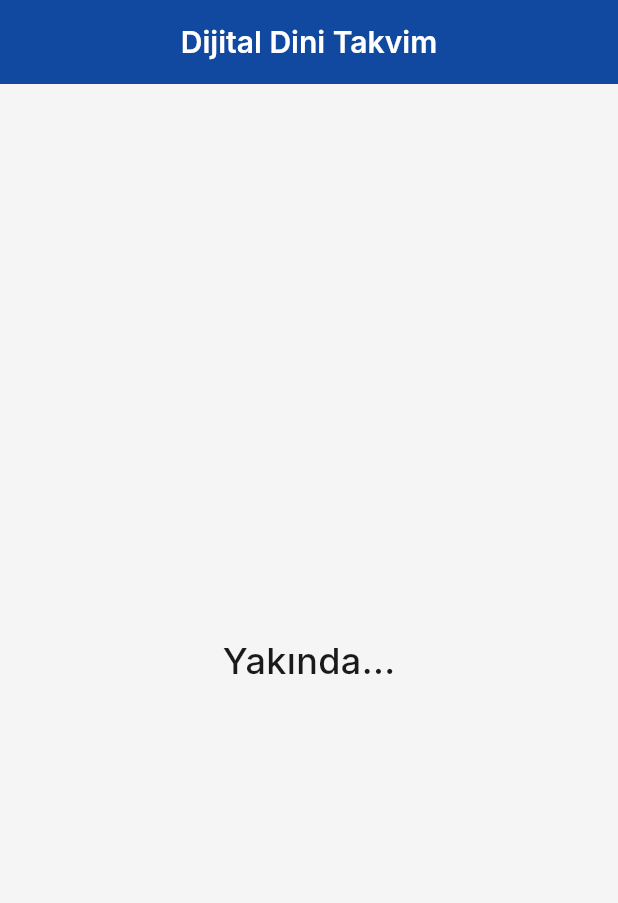
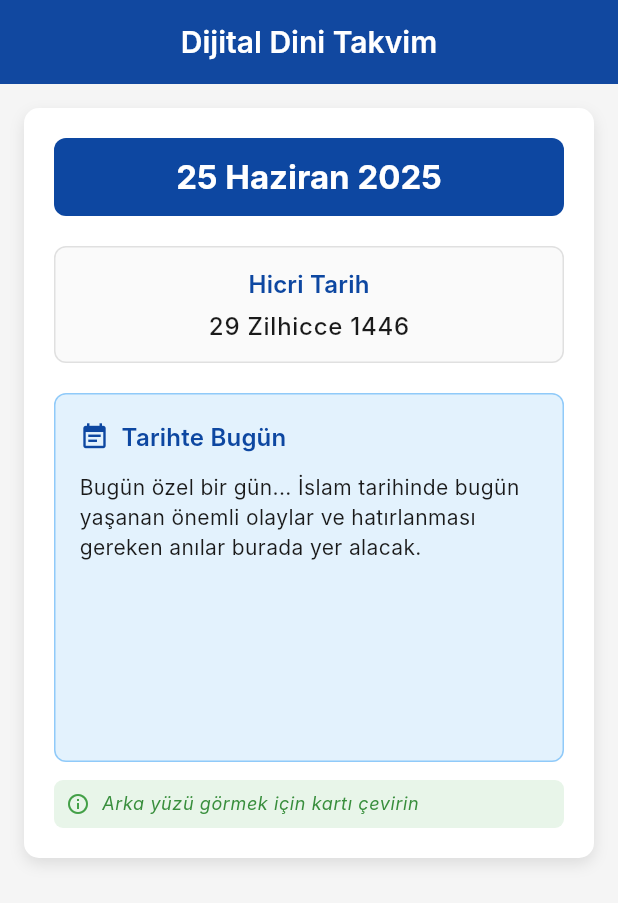
Before and after one commit to AbdullahDOGAN1/dijital-dini-takvim-yeni-, a Flutter app: the screen it shows after launch, on a phone screen of 412 x 824 dp. Shown: the top 903 px of the screen. Run offline on Flutter 3.47's test engine with Material 3 defaults, Android fonts, the light colour scheme and no system bars; drawn by our look-alikes of flip_card; Roboto replaces fonts that are missing (Inter).

Commit message:
Feat: Implement interactive flippable and dismissible calendar page

```diff
--- /dev/null
+++ b/lib/features/calendar_page/widgets/daily_page_widget.dart
@@ -0,0 +1,360 @@
+import 'package:flutter/material.dart';
+import 'package:flip_card/flip_card.dart';
+
+class DailyPageWidget extends StatelessWidget {
+  const DailyPageWidget({super.key});
+
+  @override
+  Widget build(BuildContext context) {
+    return Padding(
+      padding: const EdgeInsets.all(16.0),
+      child: Dismissible(
+        key: const ValueKey('daily_page'),
+        direction: DismissDirection.up,
+        onDismissed: (direction) {
+          // Şimdilik boş - ileride sayfa yenileme eklenecek
+        },
+        child: FlipCard(
+          direction: FlipDirection.HORIZONTAL,
+          front: const _PageFront(),
+          back: const _PageBack(),
+        ),
+      ),
+    );
+  }
+}
+
+class _PageFront extends StatelessWidget {
+  const _PageFront();
+
+  @override
+  Widget build(BuildContext context) {
+    return Container(
+      width: double.infinity,
+      height: 500,
+      decoration: BoxDecoration(
+        color: Colors.white,
+        borderRadius: BorderRadius.circular(10),
+        boxShadow: [
+          BoxShadow(
+            color: Colors.black.withOpacity(0.1),
+            blurRadius: 8,
+            offset: const Offset(0, 4),
+          ),
+        ],
+      ),
+      child: Padding(
+        padding: const EdgeInsets.all(20.0),
+        child: Column(
+          crossAxisAlignment: CrossAxisAlignment.start,
+          children: [
+            // Tarih başlığı
+            Container(
+              width: double.infinity,
+              padding: const EdgeInsets.symmetric(vertical: 12),
+              decoration: BoxDecoration(
+                color: Theme.of(context).primaryColor,
+                borderRadius: BorderRadius.circular(8),
+              ),
+              child: Text(
+                '25 Haziran 2025',
+                textAlign: TextAlign.center,
+                style: Theme.of(context).textTheme.titleLarge?.copyWith(
+                  color: Colors.white,
+                  fontWeight: FontWeight.bold,
+                ),
+              ),
+            ),
+
+            const SizedBox(height: 20),
+
+            // Hicri tarih
+            Container(
+              width: double.infinity,
+              padding: const EdgeInsets.all(12),
+              decoration: BoxDecoration(
+                color: Colors.grey[50],
+                borderRadius: BorderRadius.circular(8),
+                border: Border.all(color: Colors.grey[300]!),
+              ),
+              child: Column(
+                children: [
+                  Text(
+                    'Hicri Tarih',
+                    style: Theme.of(context).textTheme.titleMedium?.copyWith(
+                      color: Theme.of(context).primaryColor,
+                      fontWeight: FontWeight.w600,
+                    ),
+                  ),
+                  const SizedBox(height: 4),
+                  Text(
+                    '29 Zilhicce 1446',
+                    style: Theme.of(context).textTheme.bodyLarge?.copyWith(
+                      fontWeight: FontWeight.w500,
+                    ),
+                  ),
+                ],
+              ),
+            ),
+
+            const SizedBox(height: 20),
+
+            // Bugünün özel durumu
+            Expanded(
+              child: Container(
+                width: double.infinity,
+                padding: const EdgeInsets.all(16),
+                decoration: BoxDecoration(
+                  color: Colors.blue[50],
+                  borderRadius: BorderRadius.circular(8),
+                  border: Border.all(color: Colors.blue[200]!),
+                ),
+                child: Column(
+                  crossAxisAlignment: CrossAxisAlignment.start,
+                  children: [
+                    Row(
+                      children: [
+                        Icon(
+                          Icons.event_note,
+                          color: Theme.of(context).primaryColor,
+                          size: 20,
+                        ),
+                        const SizedBox(width: 8),
+                        Text(
+                          'Tarihte Bugün',
+                          style: Theme.of(context).textTheme.titleMedium?.copyWith(
+                            color: Theme.of(context).primaryColor,
+                            fontWeight: FontWeight.w600,
+                          ),
+                        ),
+                      ],
+                    ),
+                    const SizedBox(height: 12),
+                    Expanded(
+                      child: SingleChildScrollView(
+                        child: Text(
+                          'Bugün özel bir gün... İslam tarihinde bugün yaşanan önemli olaylar ve hatırlanması gereken anılar burada yer alacak.',
+                          style: Theme.of(context).textTheme.bodyMedium,
+                        ),
+                      ),
+                    ),
+                  ],
+                ),
+              ),
+            ),
+
+            const SizedBox(height: 12),
+
+            // Bilgi notu
+            Container(
+              width: double.infinity,
+              padding: const EdgeInsets.all(8),
+              decoration: BoxDecoration(
+                color: Colors.green[50],
+                borderRadius: BorderRadius.circular(6),
+              ),
+              child: Row(
+                children: [
+                  Icon(
+                    Icons.info_outline,
+                    color: Colors.green[600],
+                    size: 16,
+                  ),
+                  const SizedBox(width: 8),
+                  Expanded(
+                    child: Text(
+                      'Arka yüzü görmek için kartı çevirin',
+                      style: Theme.of(context).textTheme.bodySmall?.copyWith(
+                        color: Colors.green[700],
+                        fontStyle: FontStyle.italic,
+                      ),
+                    ),
+                  ),
+                ],
+              ),
+            ),
+          ],
+        ),
+      ),
+    );
+  }
+}
+
+class _PageBack extends StatelessWidget {
+  const _PageBack();
+
+  @override
+  Widget build(BuildContext context) {
+    return Container(
+      width: double.infinity,
+      height: 500,
+      decoration: BoxDecoration(
+        color: Colors.grey[50],
+        borderRadius: BorderRadius.circular(10),
+        boxShadow: [
+          BoxShadow(
+            color: Colors.black.withOpacity(0.1),
+            blurRadius: 8,
+            offset: const Offset(0, 4),
+          ),
+        ],
+      ),
+      child: Padding(
+        padding: const EdgeInsets.all(20.0),
+        child: Column(
+          crossAxisAlignment: CrossAxisAlignment.start,
+          children: [
+            // Başlık
+            Container(
+              width: double.infinity,
+              padding: const EdgeInsets.symmetric(vertical: 12),
+              decoration: BoxDecoration(
+                color: Colors.grey[600],
+                borderRadius: BorderRadius.circular(8),
+              ),
+              child: Text(
+                'Günün Manevi Rehberi',
+                textAlign: TextAlign.center,
+                style: Theme.of(context).textTheme.titleLarge?.copyWith(
+                  color: Colors.white,
+                  fontWeight: FontWeight.bold,
+                ),
+              ),
+            ),
+
+            const SizedBox(height: 20),
+
+            // Ayet/Hadis bölümü
+            Container(
+              width: double.infinity,
+              padding: const EdgeInsets.all(16),
+              decoration: BoxDecoration(
+                color: Colors.white,
+                borderRadius: BorderRadius.circular(8),
+                border: Border.all(color: Colors.grey[300]!),
+              ),
+              child: Column(
+                crossAxisAlignment: CrossAxisAlignment.start,
+                children: [
+                  Row(
+                    children: [
+                      Icon(
+                        Icons.menu_book,
+                        color: Theme.of(context).primaryColor,
+                        size: 20,
+                      ),
+                      const SizedBox(width: 8),
+                      Text(
+                        'Günün Ayet-i Kerimesi',
+                        style: Theme.of(context).textTheme.titleMedium?.copyWith(
+                          color: Theme.of(context).primaryColor,
+                          fontWeight: FontWeight.w600,
+                        ),
+                      ),
+                    ],
+                  ),
+                  const SizedBox(height: 12),
+                  Text(
+                    '"Ve Allah\'a tevekkül eden kimse için O yeter. Şüphesiz Allah, emrini yerine getirendir."',
+                    style: Theme.of(context).textTheme.bodyMedium?.copyWith(
+                      fontStyle: FontStyle.italic,
+                      height: 1.4,
+                    ),
+                  ),
+                  const SizedBox(height: 8),
+                  Text(
+                    '(Talak Suresi, 65/3)',
+                    style: Theme.of(context).textTheme.bodySmall?.copyWith(
+                      color: Colors.grey[600],
+                    ),
+                  ),
+                ],
+              ),
+            ),
+
+            const SizedBox(height: 16),
+
+            // Hadis bölümü
+            Container(
+              width: double.infinity,
+              padding: const EdgeInsets.all(16),
+              decoration: BoxDecoration(
+                color: Colors.amber[50],
+                borderRadius: BorderRadius.circular(8),
+                border: Border.all(color: Colors.amber[200]!),
+              ),
+              child: Column(
+                crossAxisAlignment: CrossAxisAlignment.start,
+                children: [
+                  Row(
+                    children: [
+                      Icon(
+                        Icons.format_quote,
+                        color: Colors.amber[700],
+                        size: 20,
+                      ),
+                      const SizedBox(width: 8),
+                      Text(
+                        'Günün Hadis-i Şerifi',
+                        style: Theme.of(context).textTheme.titleMedium?.copyWith(
+                          color: Colors.amber[700],
+                          fontWeight: FontWeight.w600,
+                        ),
+                      ),
+                    ],
+                  ),
+                  const SizedBox(height: 12),
+                  Text(
+                    '"Mümin kardeşinin yüzüne tebessüm etmen sadakadır."',
+                    style: Theme.of(context).textTheme.bodyMedium?.copyWith(
+                      fontStyle: FontStyle.italic,
+                      height: 1.4,
+                    ),
+                  ),
+                  const SizedBox(height: 8),
+                  Text(
+                    '(Tirmizi)',
+                    style: Theme.of(context).textTheme.bodySmall?.copyWith(
+                      color: Colors.grey[600],
+                    ),
+                  ),
+                ],
+              ),
+            ),
+
+            const Spacer(),
+
+            // Bilgi notu
+            Container(
+              width: double.infinity,
+              padding: const EdgeInsets.all(8),
+              decoration: BoxDecoration(
+                color: Colors.orange[50],
+                borderRadius: BorderRadius.circular(6),
+              ),
+              child: Row(
+                children: [
+                  Icon(
+                    Icons.swipe_up,
+                    color: Colors.orange[600],
+                    size: 16,
+                  ),
+                  const SizedBox(width: 8),
+                  Expanded(
+                    child: Text(
+                      'Sayfayı yenilemek için yukarı kaydırın',
+                      style: Theme.of(context).textTheme.bodySmall?.copyWith(
+                        color: Colors.orange[700],
+                        fontStyle: FontStyle.italic,
+                      ),
+                    ),
+                  ),
+                ],
+              ),
+            ),
+          ],
+        ),
+      ),
+    );
+  }
+}
--- a/lib/main.dart
+++ b/lib/main.dart
@@ -1,5 +1,6 @@
 import 'package:flutter/material.dart';
 import 'core/theme.dart';
+import 'features/calendar_page/widgets/daily_page_widget.dart';
 
 void main() {
   runApp(const MyApp());
@@ -28,15 +29,7 @@
         title: const Text('Dijital Dini Takvim'),
         centerTitle: true,
       ),
-      body: const Center(
-        child: Text(
-          'Yakında...',
-          style: TextStyle(
-            fontSize: 24,
-            fontWeight: FontWeight.w500,
-          ),
-        ),
-      ),
+      body: const DailyPageWidget(),
     );
   }
 }
--- a/pubspec.yaml
+++ b/pubspec.yaml
@@ -34,6 +34,9 @@ dependencies:
   # The following adds the Cupertino Icons font to your application.
   # Use with the CupertinoIcons class for iOS style icons.
   cupertino_icons: ^1.0.8
+
+  # Flip animation for calendar pages
+  flip_card: ^0.7.0
 
 dev_dependencies:
   flutter_test:
```
Also changed, not shown: pubspec.lock.
